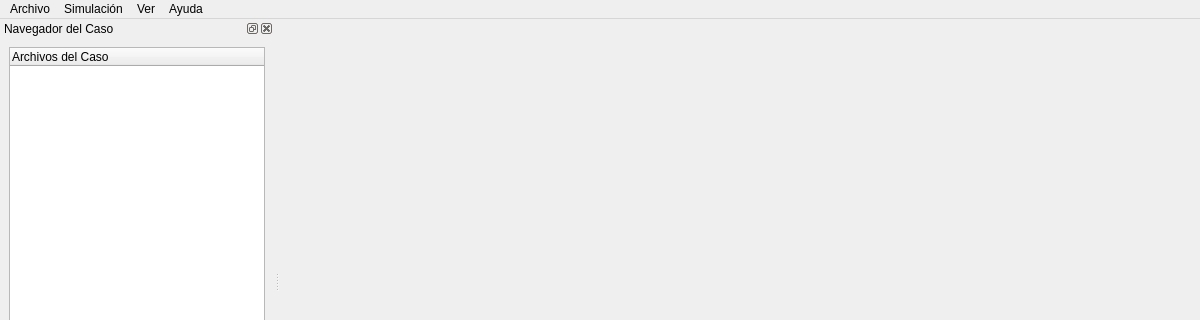
Qt form src/interface/ui/main_window_dock.ui (JupaaF/Proyecto_Final) before a commit; both pictures show x 0 to 1200 and y 0 to 320 of the 1200 by 800 pixel window.
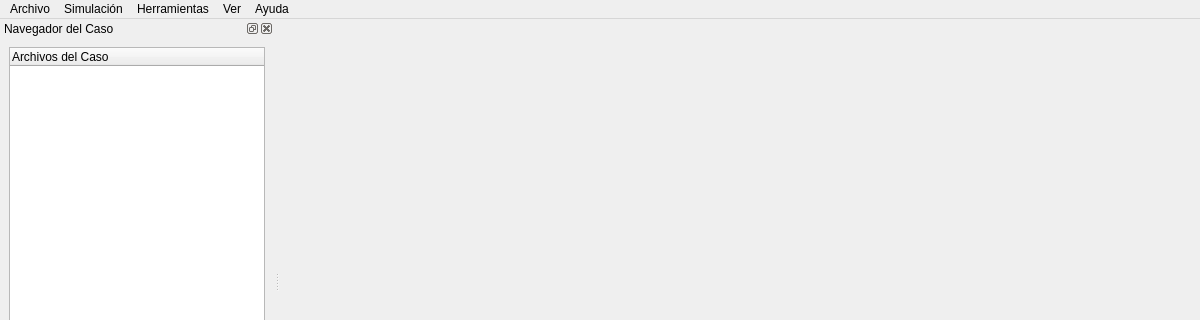
The same form after that commit.

Commit message: run parallel, menu herramientas y float widget

Patch:
```diff
--- a/src/interface/ui/main_window_dock.ui
+++ b/src/interface/ui/main_window_dock.ui
@@ -72,8 +72,16 @@
     </property>
     <addaction name="actionRestaurar_Docks"/>
    </widget>
+   <widget class="QMenu" name="menuHerramientas">
+    <property name="title">
+     <string>Herramientas</string>
+    </property>
+    <addaction name="actionCrear_Extrude"/>
+    <addaction name="actionBorrar_Extrudes"/>
+   </widget>
    <addaction name="menuArchivo"/>
    <addaction name="menuSimulacion"/>
+   <addaction name="menuHerramientas"/>
    <addaction name="menuVer"/>
    <addaction name="menuAyuda"/>
   </widget>
```
Left out of the diff: 2 changed lines with no effect on the pictures. The commit also changes 9 other files.
